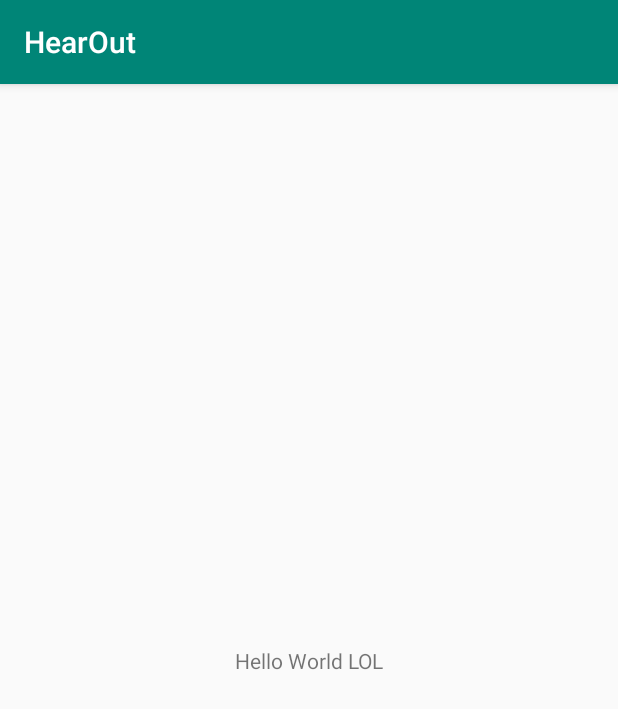
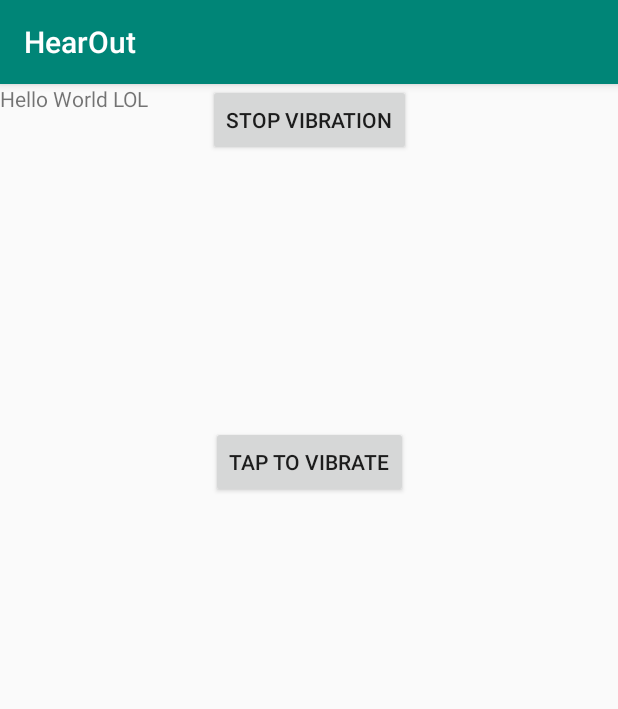
Before and after one commit to hritikaggarwal2/OVER-HEAR, an Android app: the screen it shows after launch (MainActivity), on a phone screen of 412 x 824 dp. Shown: the top 709 px of the screen. Run offline under Robolectric (Android 15) with nearby library versions, the light colour scheme and no system bars.

Commit message:
Vibrator code

```diff
--- a/app/src/main/AndroidManifest.xml
+++ b/app/src/main/AndroidManifest.xml
@@ -1,6 +1,8 @@
 <?xml version="1.0" encoding="utf-8"?>
 <manifest xmlns:android="http://schemas.android.com/apk/res/android"
     package="com.hritikaggarwal.hearout">
+
+    <uses-permission android:name="android.permission.VIBRATE" />
 
     <application
         android:allowBackup="true"
--- a/app/src/main/java/com/hritikaggarwal/hearout/MainActivity.java
+++ b/app/src/main/java/com/hritikaggarwal/hearout/MainActivity.java
@@ -2,12 +2,35 @@ package com.hritikaggarwal.hearout;
 
 import android.support.v7.app.AppCompatActivity;
 import android.os.Bundle;
+import android.os.Vibrator;
+import android.widget.Button;
+import android.view.View;
+import android.os.VibrationEffect;
 
 public class MainActivity extends AppCompatActivity {
-
+    Button button;
+    Vibrator vibrator;
+    Button button2;
     @Override
     protected void onCreate(Bundle savedInstanceState) {
         super.onCreate(savedInstanceState);
         setContentView(R.layout.activity_main);
+
+        button = findViewById(R.id.button);
+        vibrator = (Vibrator) getSystemService(VIBRATOR_SERVICE);
+        button.setOnClickListener(new View.OnClickListener() {
+            @Override
+            public void onClick(View view) {
+                vibrator.vibrate(VibrationEffect.createOneShot(10000, 255));
+            }
+        });
+
+        button2 = findViewById(R.id.button3);
+        button2.setOnClickListener(new View.OnClickListener() {
+            @Override
+            public void onClick(View view) {
+                vibrator.cancel();
+            }
+        });
     }
 }
--- a/app/src/main/res/layout/activity_main.xml
+++ b/app/src/main/res/layout/activity_main.xml
@@ -7,12 +7,42 @@
     tools:context=".MainActivity">
 
     <TextView
+        android:id="@+id/textView"
         android:layout_width="wrap_content"
         android:layout_height="wrap_content"
         android:text="@string/starter"
-        app:layout_constraintBottom_toBottomOf="parent"
-        app:layout_constraintLeft_toLeftOf="parent"
-        app:layout_constraintRight_toRightOf="parent"
+        tools:layout_editor_absoluteX="155dp"
+        tools:layout_editor_absoluteY="356dp" />
+
+    <Button
+        android:id="@+id/button"
+        android:layout_width="wrap_content"
+        android:layout_height="wrap_content"
+        android:layout_marginStart="162dp"
+        android:layout_marginTop="228dp"
+        android:layout_marginEnd="161dp"
+        android:text="Tap to vibrate"
+        app:layout_constraintEnd_toEndOf="parent"
+        app:layout_constraintHorizontal_bias="0.511"
+        app:layout_constraintStart_toStartOf="parent"
         app:layout_constraintTop_toTopOf="parent" />
 
+    <Button
+        android:id="@+id/button3"
+        android:layout_width="wrap_content"
+        android:layout_height="wrap_content"
+        android:layout_marginStart="8dp"
+        android:layout_marginEnd="8dp"
+        android:text="Stop Vibration"
+        app:layout_constraintEnd_toEndOf="parent"
+        app:layout_constraintStart_toStartOf="parent"
+        tools:layout_editor_absoluteY="285dp" />
+
+    <android.support.constraint.Guideline
+        android:id="@+id/guideline"
+        android:layout_width="wrap_content"
+        android:layout_height="wrap_content"
+        android:orientation="horizontal"
+        app:layout_constraintGuide_begin="20dp" />
+
 </android.support.constraint.ConstraintLayout>
```
